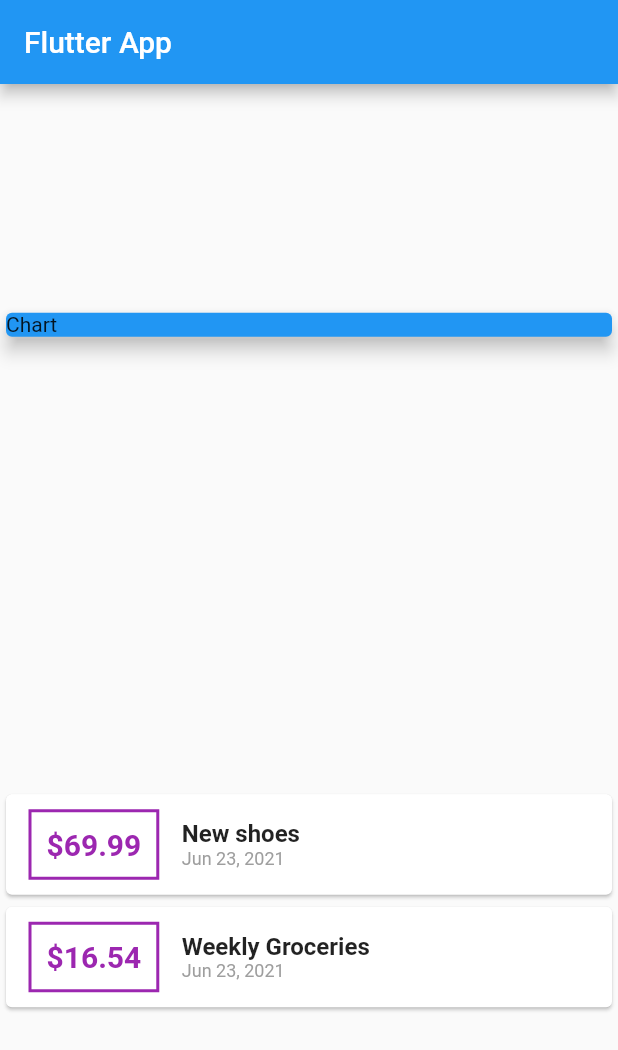
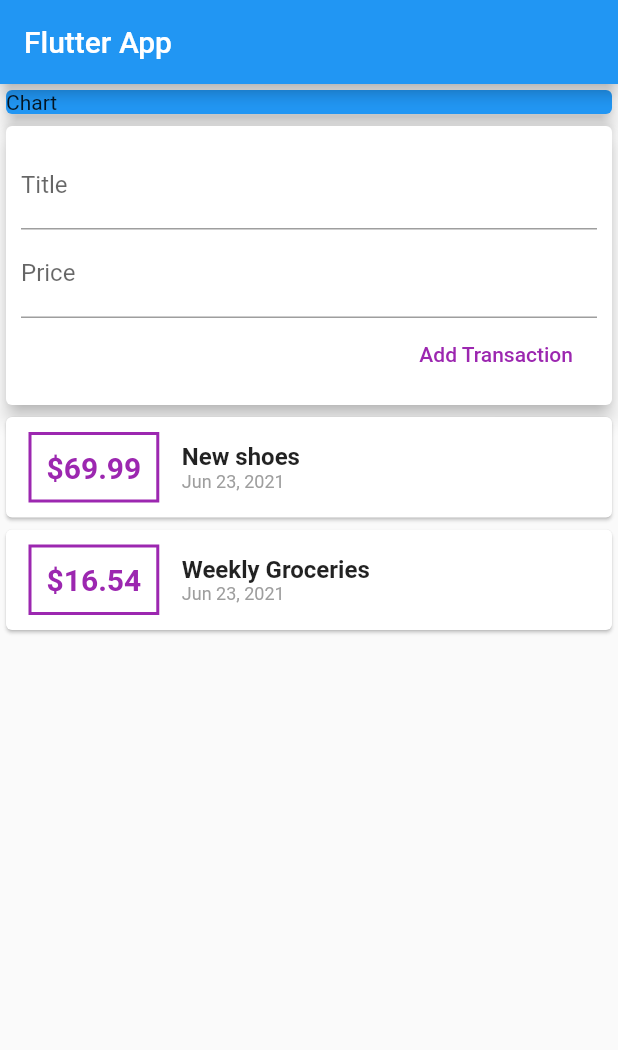
Before and after one commit to kguertin/learn_flutter, a Flutter app: the screen it shows after launch, on a phone screen of 412 x 824 dp. Shown: the top 1050 px of the screen. Run offline on Flutter 3.47's test engine with Material 2 defaults, Android fonts, the phone set to English and light mode, and no system bars.

Commit message:
add text inputs

```diff
--- a/expense_app/lib/main.dart
+++ b/expense_app/lib/main.dart
@@ -20,6 +20,12 @@ class MyHomePage extends StatelessWidget {
     Transaction(id: 't2', title: 'Weekly Groceries', amount: 16.54, date: DateTime.now())
   ];
 
+  // String titleInput;
+  // String amountInput;
+
+  final titleController = TextEditingController();
+  final ammountController = TextEditingController();
+
   @override
   Widget build(BuildContext context) {
     return Scaffold(
@@ -27,7 +33,6 @@ class MyHomePage extends StatelessWidget {
         title: Text('Flutter App'),
       ),
       body: Column(
-        mainAxisAlignment: MainAxisAlignment.spaceAround,
         crossAxisAlignment: CrossAxisAlignment.stretch,
         children: <Widget>[
           Container(
@@ -36,6 +41,34 @@ class MyHomePage extends StatelessWidget {
               color: Colors.blue,
               child: Text("Chart"),
               elevation: 5,
+            ),
+          ),
+          Card(
+            elevation: 5,
+            child: Container(
+              padding: EdgeInsets.all(10),
+              child: Column(
+                crossAxisAlignment: CrossAxisAlignment.end,
+                children: <Widget>[
+                  TextField(
+                    decoration: InputDecoration(labelText: "Title"),
+                    controller: titleController,
+                    // onChanged: (value) => titleInput = value,
+                    ),
+                  TextField(
+                    decoration: InputDecoration(labelText: "Price"),
+                    controller: ammountController,
+                    // onChanged: (value) => amountInput = value,
+                    ),
+                  FlatButton(
+                    child: Text('Add Transaction'),
+                    onPressed: () {
+                        print(titleController.text);
+                      },
+                    textColor: Colors.purple,
+                    )
+                ],
+              ),
             ),
           ),
           Column(children: transactions.map((tx){
```
Lines whose indentation alone changed are shown as unchanged.
